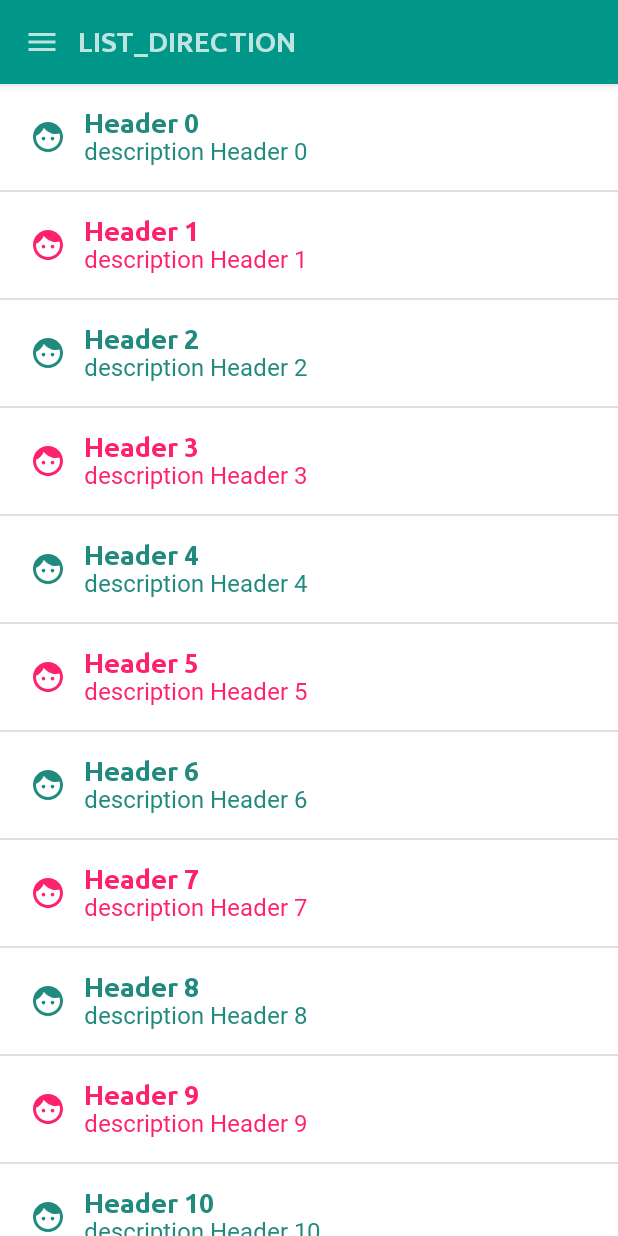
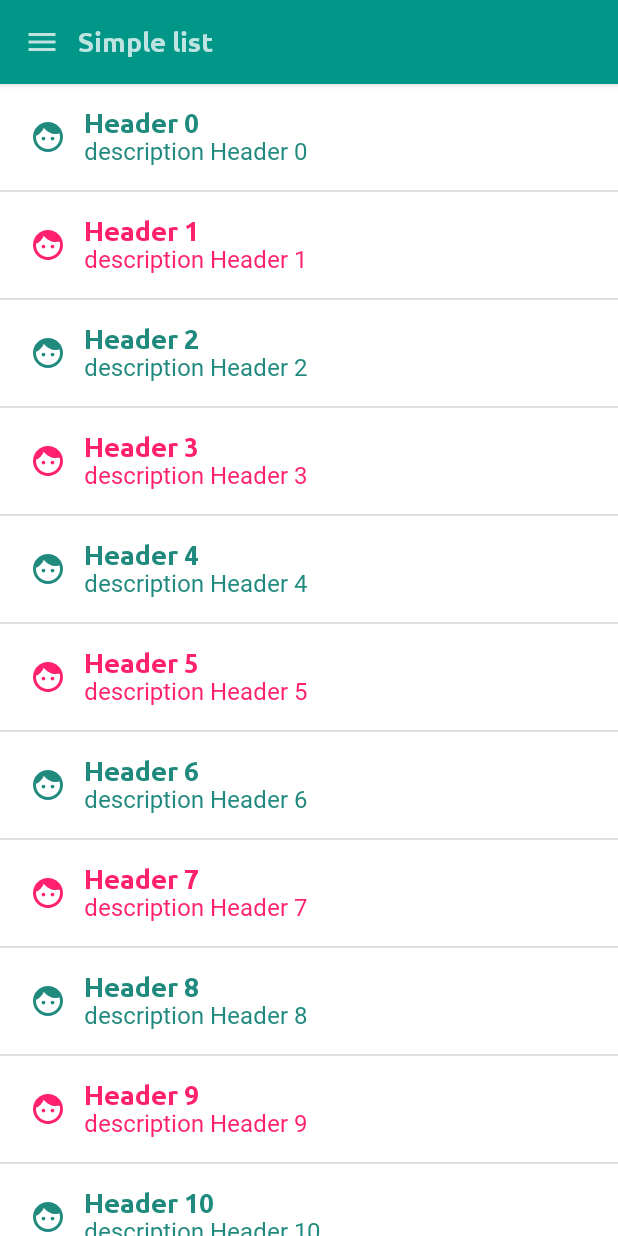
Before and after one commit to leseguin/ComposeSandBox, an Android app built with Jetpack Compose: the screen it shows after launch (MainActivity), on a phone screen of 412 x 824 dp. Run offline under Robolectric (Android 15) with nearby library versions, the phone set to English and light mode, and no system bars.

Commit message:
DB-dev: Some clean-up for NavigationDirections.kt title and removing of FileHelper.kt and Explainer.kt

```diff
--- a/app/src/main/java/fr/leane/seguin/composesandbox/ui/main/MenuNavigationScreen.kt
+++ b/app/src/main/java/fr/leane/seguin/composesandbox/ui/main/MenuNavigationScreen.kt
@@ -5,6 +5,7 @@ import androidx.compose.material.Scaffold
 import androidx.compose.material.rememberScaffoldState
 import androidx.compose.runtime.*
 import androidx.compose.ui.Modifier
+import androidx.compose.ui.platform.LocalContext
 import androidx.compose.ui.tooling.preview.Preview
 import androidx.navigation.compose.rememberNavController
 import fr.leane.seguin.composesandbox.ui.main.components.Drawer
@@ -16,7 +17,7 @@ fun MenuNavigationScreen() {
     val navController = rememberNavController()
 
     val sandBoxNavigation = remember(navController) {
-        SandBoxNavigation(navController)
+        SandBoxNavigation(navController, NavigationDirections.LIST_DIRECTION)
     }
 
     MenuNavigationScaffold(sandBoxNavigation = sandBoxNavigation)
@@ -27,6 +28,7 @@ private fun MenuNavigationScaffold(sandBoxNavigation: SandBoxNavigation) {
 
     val scaffoldState = rememberScaffoldState()
     val scope = rememberCoroutineScope()
+    val context = LocalContext.current
 
     /**
      * When sandBoxNavigation.currentDirection is updated
@@ -34,7 +36,7 @@ private fun MenuNavigationScaffold(sandBoxNavigation: SandBoxNavigation) {
      * How to do : cf SandBoxNavigation class
      */
     val title by remember(sandBoxNavigation.currentDirection) {
-        mutableStateOf(sandBoxNavigation.currentDirection.name)
+        mutableStateOf(context.getString(sandBoxNavigation.currentDirection.resTitle))
     }
 
     Scaffold(
@@ -53,7 +55,7 @@ private fun MenuNavigationScaffold(sandBoxNavigation: SandBoxNavigation) {
                     if (scaffoldState.drawerState.isOpen) {
                         scaffoldState.drawerState.close()
                     } else {
-                          scaffoldState.drawerState.open()
+                        scaffoldState.drawerState.open()
                     }
                 }
             }
--- a/app/src/main/java/fr/leane/seguin/composesandbox/ui/main/NavigationComponent.kt
+++ b/app/src/main/java/fr/leane/seguin/composesandbox/ui/main/NavigationComponent.kt
@@ -18,14 +18,14 @@ fun NavigationComponent(
     NavHost(
         modifier = modifier,
         navController = navigation.navHostController,
-        startDestination = NavigationDirections.LIST_DIRECTION.name
+        startDestination = navigation.startScreen.name
     ) {
         composable(NavigationDirections.LIST_DIRECTION.name) {
             val items = (0..20).map { i -> SandBoxItem.createSandBoxItem("Header $i") }
             SimpleColumnScreen(items)
         }
 
-        composable(NavigationDirections.BUTTONS_DIRECTION.name) {
+        composable(NavigationDirections.CIRCULAR_BUTTON_DIRECTION.name) {
             ButtonsScreen()
         }
 
--- a/app/src/main/java/fr/leane/seguin/composesandbox/ui/main/NavigationDirections.kt
+++ b/app/src/main/java/fr/leane/seguin/composesandbox/ui/main/NavigationDirections.kt
@@ -1,13 +1,18 @@
 package fr.leane.seguin.composesandbox.ui.main
 
+import androidx.annotation.StringRes
 import androidx.compose.runtime.getValue
 import androidx.compose.runtime.mutableStateOf
 import androidx.compose.runtime.setValue
 import androidx.navigation.NavHostController
 import androidx.navigation.NavOptions
+import fr.leane.seguin.composesandbox.R
 
 
-data class SandBoxNavigation(val navHostController: NavHostController) {
+data class SandBoxNavigation(
+    val navHostController: NavHostController,
+    val startScreen: NavigationDirections
+) {
 
     val directions = NavigationDirections.values().toList()
 
@@ -15,7 +20,7 @@ data class SandBoxNavigation(val navHostController: NavHostController) {
      * Is a mutableState because we need to update values (ex: Title in MenuNavigationScreen)
      * when currentDirection is updated
      */
-    var currentDirection by mutableStateOf(directions.first())
+    var currentDirection by mutableStateOf(startScreen)
         private set
 
 
@@ -25,9 +30,9 @@ data class SandBoxNavigation(val navHostController: NavHostController) {
     }
 }
 
-enum class NavigationDirections(val navOptions: NavOptions? = null) {
-    LIST_DIRECTION,
-    BUTTONS_DIRECTION,
-    SLIDER_DIRECTION,
-    TEXT_DIRECTION
+enum class NavigationDirections(@StringRes val resTitle: Int, val navOptions: NavOptions? = null) {
+    LIST_DIRECTION(R.string.title_LIST_DIRECTION),
+    CIRCULAR_BUTTON_DIRECTION(R.string.title_CIRCULAR_BUTTON_DIRECTION),
+    SLIDER_DIRECTION(R.string.title_SLIDER_DIRECTION),
+    TEXT_DIRECTION(R.string.title_TEXT_DIRECTION)
 }
--- a/app/src/main/java/fr/leane/seguin/composesandbox/ui/main/components/Drawer.kt
+++ b/app/src/main/java/fr/leane/seguin/composesandbox/ui/main/components/Drawer.kt
@@ -10,7 +10,9 @@ import androidx.compose.material.contentColorFor
 import androidx.compose.runtime.Composable
 import androidx.compose.ui.Modifier
 import androidx.compose.ui.graphics.Color
+import androidx.compose.ui.res.stringResource
 import androidx.compose.ui.unit.dp
+import fr.leane.seguin.composesandbox.R
 import fr.leane.seguin.composesandbox.ui.main.NavigationDirections
 import fr.leane.seguin.composesandbox.ui.theme.ComposeSandBoxTheme
 
@@ -22,7 +24,7 @@ fun Drawer(
 ) {
     DefaultStyleTopBar({
         Text(
-            text = "Compose SandBox",
+            text = stringResource(id = R.string.app_name),
             style = ComposeSandBoxTheme.typography.h1,
             modifier = Modifier.padding(8.dp)
         )
@@ -30,7 +32,7 @@ fun Drawer(
 
     directions.forEach { navigationDirection ->
         DrawerItem(
-            navigationDirection.name,
+            stringResource(id = navigationDirection.resTitle),
             isSelected = selectedScreen.name == navigationDirection.name,
             onClick = { setSelectedScreen(navigationDirection) },
             modifier = Modifier
--- a/app/src/main/res/values/strings.xml
+++ b/app/src/main/res/values/strings.xml
@@ -1,5 +1,14 @@
 <resources>
     <string name="app_name">ComposeSandBox</string>
+
+    <!-- SECTION: Title -->
+    <string name="title_LIST_DIRECTION">Simple list</string>
+    <string name="title_CIRCULAR_BUTTON_DIRECTION">Circular button</string>
+    <string name="title_SLIDER_DIRECTION">Sliders</string>
+    <string name="title_TEXT_DIRECTION">Text</string>
+
+
+    <!-- SECTION: TextScreen -->
     <string name="lorem_ipsum">Lorem ipsum dolor sit amet, consectetur adipiscing elit, sed do eiusmod tempor incididunt ut labore et dolore magna aliqua. Ut enim ad minim veniam, quis nostrud exercitation ullamco laboris nisi ut aliquip ex ea commodo consequat. Duis aute irure dolor in reprehenderit in voluptate velit esse cillum dolore eu fugiat nulla pariatur. Excepteur sint occaecat cupidatat non proident, sunt in culpa qui officia deserunt mollit anim id est laborum.</string>
     <string name="set_max_line_2">Set maxLines at 2</string>
     <string name="set_max_line_undefined">Set maxLines at max</string>
```
Also changed, not shown: app/src/main/java/fr/leane/seguin/composesandbox/helpers/FileHelper.kt (deleted, +0 -20 lines), app/src/main/java/fr/leane/seguin/composesandbox/ui/explainer/Explainer.kt (deleted, +0 -90 lines).
